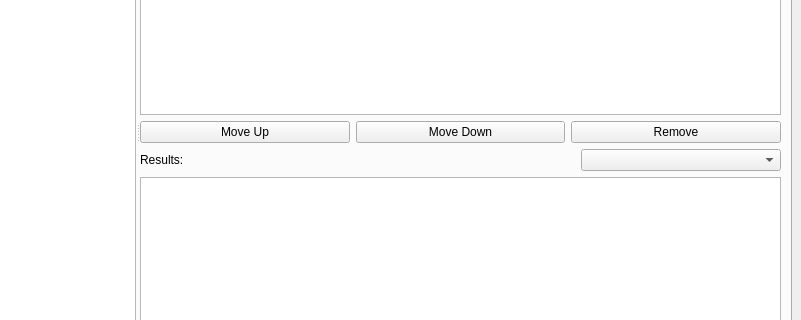
Qt form UI_Forms/mainWindow.ui (chemmatcars/ChemMat_User_Stats) before a commit; both pictures show x 332 to 1133 and y 233 to 553 of the 1133 by 681 pixel window.
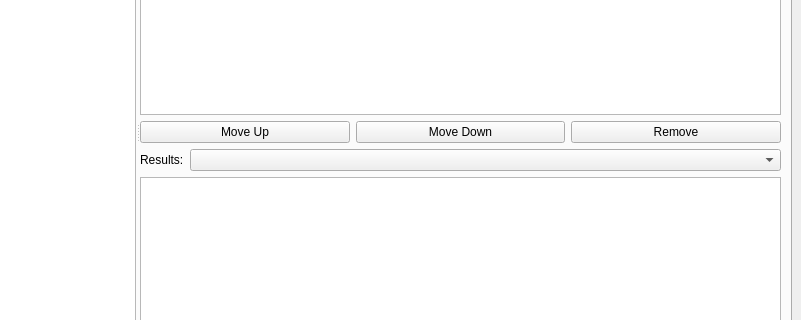
The same form after that commit. Custom widgets are drawn as their Qt base class.

Commit message: can load data and filter combobox

Patch:
```diff
--- a/UI_Forms/mainWindow.ui
+++ b/UI_Forms/mainWindow.ui
@@ -212,21 +212,14 @@
                   </property>
                  </widget>
                 </item>
-                <item>
-                 <spacer name="horizontalSpacer_3">
-                  <property name="orientation">
-                   <enum>Qt::Horizontal</enum>
-                  </property>
-                  <property name="sizeHint" stdset="0">
-                   <size>
-                    <width>40</width>
-                    <height>20</height>
-                   </size>
-                  </property>
-                 </spacer>
-                </item>
                 <item>
                  <widget class="QComboBox" name="calComboBox">
+                  <property name="sizePolicy">
+                   <sizepolicy hsizetype="Expanding" vsizetype="Fixed">
+                    <horstretch>0</horstretch>
+                    <verstretch>0</verstretch>
+                   </sizepolicy>
+                  </property>
                   <property name="minimumSize">
                    <size>
                     <width>200</width>
@@ -289,6 +282,13 @@
    </property>
   </action>
  </widget>
+ <customwidgets>
+  <customwidget>
+   <class>TableWidget</class>
+   <extends>QTableWidget</extends>
+   <header location="global">pyqtgraph</header>
+  </customwidget>
+ </customwidgets>
  <resources/>
  <connections/>
 </ui>
```
Left out of the diff: 4 changed lines with no effect on the pictures. The commit also changes 6 other files.
